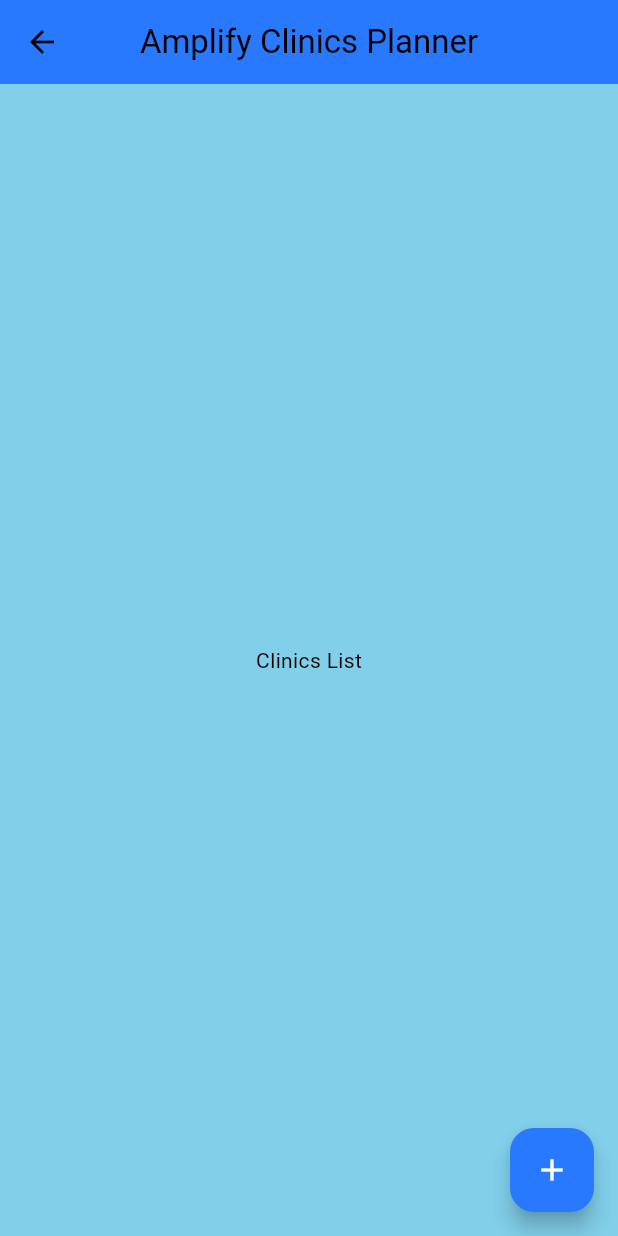
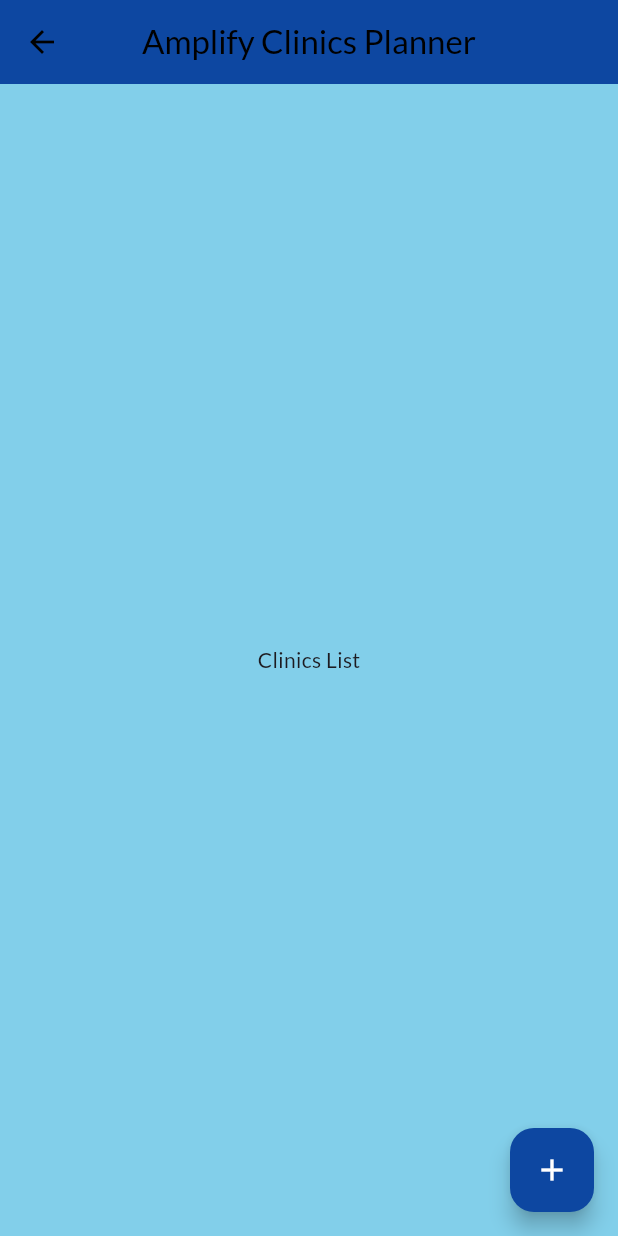
Before and after one commit to MichaelLevin5908/clinic_finder_app, a Flutter app: the ClinicsListPage screen opened directly, on a phone screen of 412 x 824 dp. Run offline on Flutter 3.47's test engine with Material 3 defaults, Android fonts, the light colour scheme and no system bars; our stand-ins replace flutter_riverpod, go_router, google_fonts; missing offline and left inert: amplify_auth_cognito, amplify_authenticator, amplify_flutter.

Commit message:
UI fixes more

```diff
--- a/clinic_finder/clinic_finder/lib/common/utils/colors.dart
+++ b/clinic_finder/clinic_finder/lib/common/utils/colors.dart
@@ -1,17 +1,17 @@
 import 'package:flutter/material.dart';
 
 const Map<int, Color> primarySwatch = {
-  50: Color.fromRGBO(68, 138, 255, .1),
-  100: Color.fromRGBO(68, 138, 255, .2),
-  200: Color.fromRGBO(68, 138, 255, .3),
-  300: Color.fromRGBO(68, 138, 255, .4),
-  400: Color.fromRGBO(68, 138, 255, .5),
-  500: Color.fromRGBO(68, 138, 255, .6),
-  600: Color.fromRGBO(68, 138, 255, .7),
-  700: Color.fromRGBO(68, 138, 255, .8),
-  800: Color.fromRGBO(68, 138, 255, .9),
-  900: Color.fromRGBO(68, 138, 255, 1),
+  50: Color.fromRGBO(33, 150, 243, .1),
+  100: Color.fromRGBO(33, 150, 243, .2),
+  200: Color.fromRGBO(33, 150, 243, .3),
+  300: Color.fromRGBO(30, 136, 229, .4),
+  400: Color.fromRGBO(25, 118, 210, .5),
+  500: Color.fromRGBO(21, 101, 192, .6),
+  600: Color.fromRGBO(18, 90, 173, .7),
+  700: Color.fromRGBO(13, 71, 161, .8),
+  800: Color.fromRGBO(10, 55, 130, .9),
+  900: Color.fromRGBO(8, 46, 114, 1),
 };
 
-const MaterialColor primaryColor = MaterialColor(0xFF448AFF, primarySwatch);
-const int primaryColorDark = 0xFF2979FF;
+const MaterialColor primaryColor = MaterialColor(0xFF2196F3, primarySwatch);
+const int primaryColorDark = 0xFF0D47A1;
--- a/clinic_finder/clinic_finder/lib/screens/signin.dart
+++ b/clinic_finder/clinic_finder/lib/screens/signin.dart
@@ -17,7 +17,7 @@
                 mainAxisAlignment: MainAxisAlignment.center,
                 children: [
                   Image.asset(
-                    'assets/images/chospital.png',
+                    'images/chospital.png',
                     width: 100,
                     height: 100,
                   ),
@@ -161,8 +161,6 @@
   Widget build(BuildContext context) {
     return TextButton(
       onPressed: () {
-        // Displaying the sign-up screen within the Authenticator flow
-        // This will be handled automatically by the Authenticator widget
       },
       child: const Text(
         "Don't have an account? Create one",
--- a/clinic_finder/clinic_finder/pubspec.yaml
+++ b/clinic_finder/clinic_finder/pubspec.yaml
@@ -51,6 +51,7 @@
   path: ^1.8.3
   riverpod_annotation: ^2.0.1
   uuid: ^4.4.2
+  google_fonts: ^6.0.1
 
 dev_dependencies:
   amplify_lints: ^3.0.0
```
Also changed, not shown: clinic_finder/clinic_finder/lib/clinicsfind.dart (+10 -3 lines), clinic_finder/clinic_finder/pubspec.lock.
